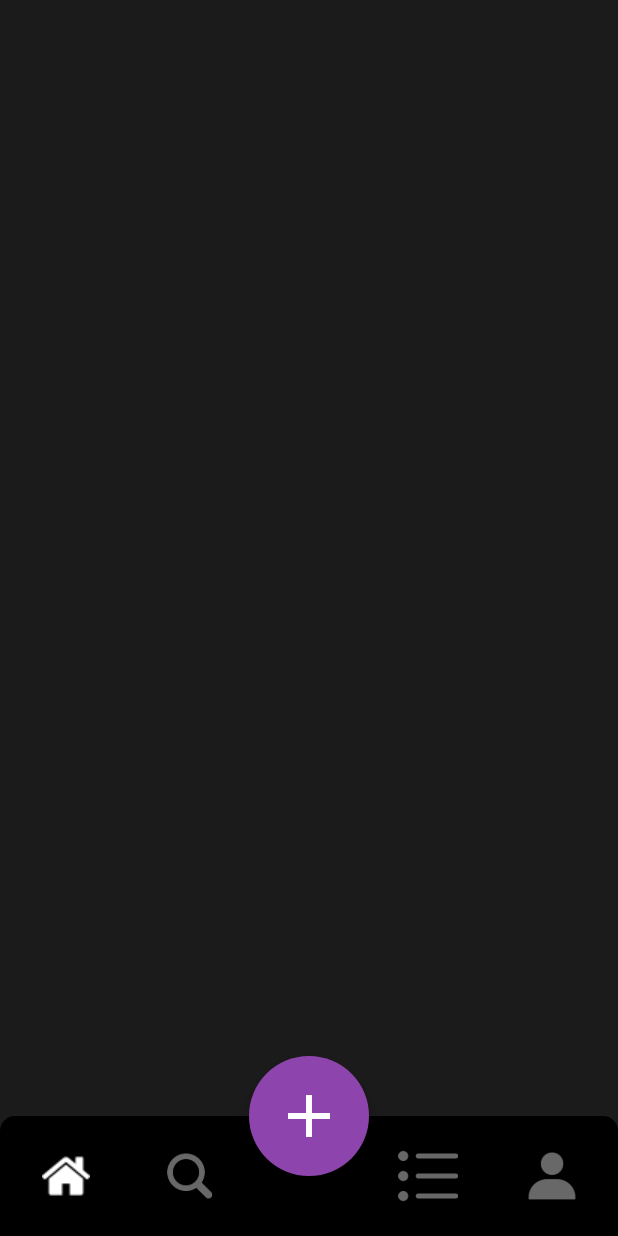
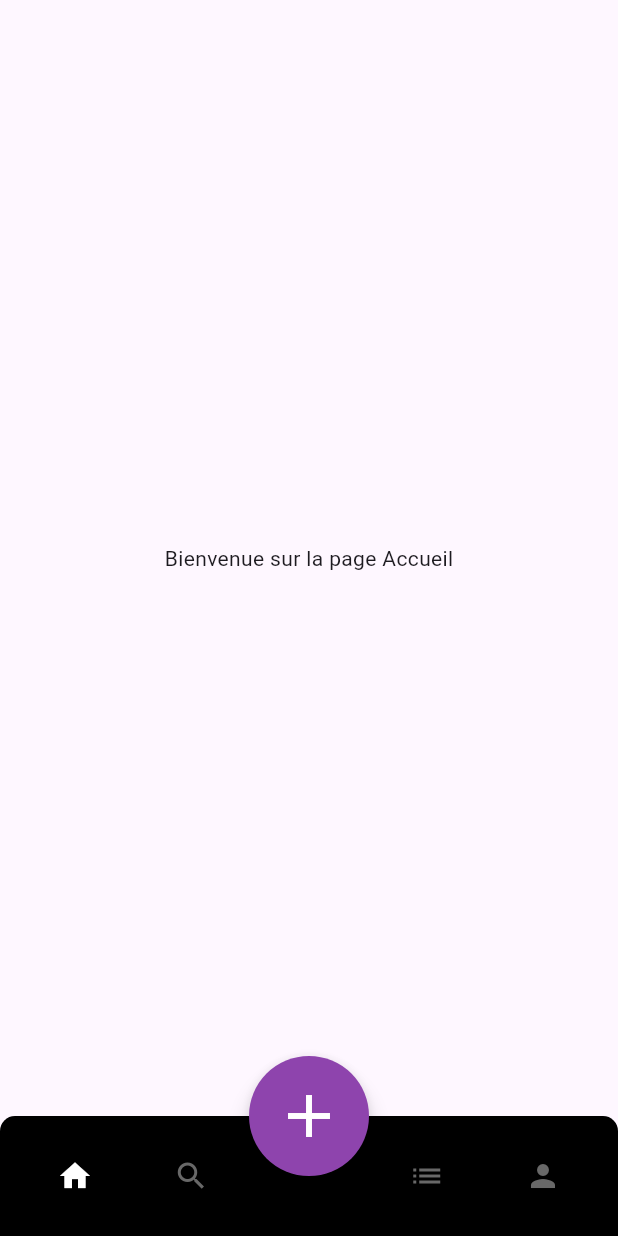
Before and after one commit to Exeloo/Epitech-AREA, a Flutter app: the screen it shows after launch, on a phone screen of 412 x 824 dp. Run offline on Flutter 3.47's test engine with Material 3 defaults, Android fonts, the phone set to English and light mode, and no system bars.

Commit message:
feat(mobile): add navigation and index management

```diff
--- a/apps/frontend/mobile/lib/main.dart
+++ b/apps/frontend/mobile/lib/main.dart
@@ -17,22 +17,6 @@ class MyApp extends StatelessWidget {
       backgroundColor: const Color(0xff1B1B1B),
       body: const SizedBox.expand(),
       bottomNavigationBar: const CustomNavigationBar(),
-      floatingActionButton: SizedBox(
-        height: 80,
-        width: 80,
-        child: FloatingActionButton(
-          onPressed: onPressed,
-          child: const Icon(
-            Icons.add,
-            color: Colors.white,
-            size: 48,
-          ),
-          backgroundColor: const Color(0xff8E44AD),
-          shape: const CircleBorder(),
-        ),
-      ),
-      floatingActionButtonLocation:
-          FloatingActionButtonLocation.miniCenterDocked,
     ));
   }
 }
--- a/apps/frontend/mobile/lib/widgets/navbar.dart
+++ b/apps/frontend/mobile/lib/widgets/navbar.dart
@@ -1,41 +1,130 @@
 import 'package:flutter/material.dart';
 
-class CustomNavigationBar extends StatelessWidget {
-  const CustomNavigationBar({
-    Key? key,
-  }) : super(key: key);
+class CustomNavigationBar extends StatefulWidget {
+  const CustomNavigationBar({Key? key}) : super(key: key);
 
-  get onPressed => null;
+  @override
+  _CustomNavigationBarState createState() => _CustomNavigationBarState();
+}
+
+class _CustomNavigationBarState extends State<CustomNavigationBar> {
+  int _currentIndex = 0;
+
+  void _onTabTapped(int index) {
+    setState(() {
+      _currentIndex = index;
+    });
+  }
 
   @override
   Widget build(BuildContext context) {
-    return ClipRRect(
+    final pages = [
+      const Page1(),
+      const Page2(),
+      const Page3(),
+      const Page4(),
+    ];
+
+    return Scaffold(
+      body: pages[_currentIndex],
+      bottomNavigationBar: ClipRRect(
         borderRadius: BorderRadius.vertical(top: Radius.circular(10.0)),
         child: BottomAppBar(
           color: Colors.black,
+          child: Container(
+            height: 70.0,
+            padding: const EdgeInsets.symmetric(horizontal: 10.0),
             child: Row(
               mainAxisAlignment: MainAxisAlignment.spaceBetween,
               children: [
                 IconButton(
-                onPressed: onPressed,
-                icon: new Image.asset("assets/icon/accueil.png",
-                    width: 40, height: 40, color: Colors.white)),
+                  onPressed: () => _onTabTapped(0),
+                  icon: Icon(Icons.home,
+                      color: _currentIndex == 0 ? Colors.white : Color(0xff686868)),
+                ),
                 IconButton(
-                onPressed: onPressed,
-                icon: new Image.asset("assets/icon/loupe.png",
-                    width: 40, height: 40, color: Color(0xff686868))),
-            const SizedBox(width: 50), // Ajoute un espace flexible
+                  onPressed: () => _onTabTapped(1),
+                  icon: Icon(Icons.search,
+                      color: _currentIndex == 1 ? Colors.white : Color(0xff686868)),
+                ),
+                const SizedBox(width: 50),
                 IconButton(
-                onPressed: onPressed,
-                icon: new Image.asset("assets/icon/liste-a-puces.png",
-                    width: 40, height: 40, color: Color(0xff686868))),
+                  onPressed: () => _onTabTapped(2),
+                  icon: Icon(Icons.list,
+                      color: _currentIndex == 2 ? Colors.white : Color(0xff686868)),
+                ),
                 IconButton(
-                onPressed: onPressed,
-                icon: new Image.asset("assets/icon/utilisateur.png",
-                    width: 40, height: 40, color: Color(0xff686868))),
+                  onPressed: () => _onTabTapped(3),
+                  icon: Icon(Icons.person,
+                      color: _currentIndex == 3 ? Colors.white : Color(0xff686868)),
+                ),
               ],
             ),
           ),
+        ),
+      ),
+      floatingActionButton: SizedBox(
+        height: 80,
+        width: 80,
+        child: FloatingActionButton(
+          onPressed: () {
+            // Action du FloatingActionButton
+          },
+          backgroundColor: const Color(0xff8E44AD),
+          shape: const CircleBorder(),
+          child: const Icon(
+            Icons.add,
+            color: Colors.white,
+            size: 48,
+          ),
+        ),
+      ),
+      floatingActionButtonLocation: FloatingActionButtonLocation.centerDocked,
     );
   }
 }
+
+class Page1 extends StatelessWidget {
+  const Page1({Key? key}) : super(key: key);
+
+  @override
+  Widget build(BuildContext context) {
+    return Scaffold(
+      body: Center(child: Text("Bienvenue sur la page Accueil")),
+    );
+  }
+}
+
+class Page2 extends StatelessWidget {
+  const Page2({Key? key}) : super(key: key);
+
+  @override
+  Widget build(BuildContext context) {
+    return Scaffold(
+      body: Center(child: Text("Bienvenue sur la page Recherche")),
+    );
+  }
+}
+
+class Page3 extends StatelessWidget {
+  const Page3({Key? key}) : super(key: key);
+
+  @override
+  Widget build(BuildContext context) {
+    return Scaffold(
+      body: Center(child: Text("Bienvenue sur la page Liste")),
+    );
+  }
+}
+
+// Page 4 : Profil
+class Page4 extends StatelessWidget {
+  const Page4({Key? key}) : super(key: key);
+
+  @override
+  Widget build(BuildContext context) {
+    return Scaffold(
+      body: Center(child: Text("Bienvenue sur la page Profil")),
+    );
+  }
+}
```
Lines whose indentation alone changed are shown as unchanged.
